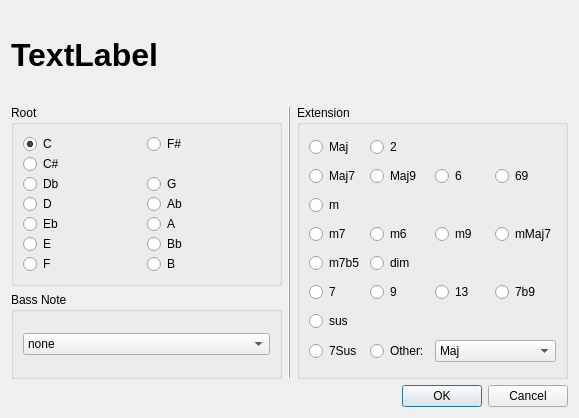
Before: the Qt Designer form mscore/mscore/chordedit.ui in musescore/musescore-old, drawn with Qt 5.
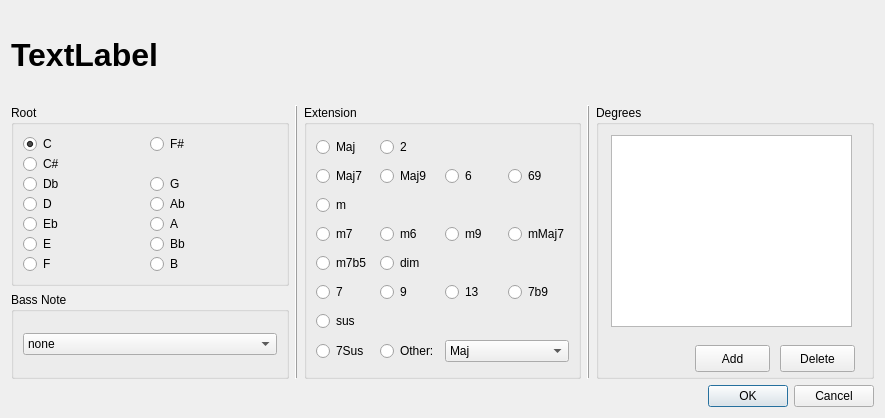
After: the same form once the commit is applied.

```diff
--- a/mscore/mscore/chordedit.ui
+++ b/mscore/mscore/chordedit.ui
@@ -5,7 +5,7 @@
    <rect>
     <x>0</x>
     <y>0</y>
-    <width>579</width>
+    <width>885</width>
     <height>418</height>
    </rect>
   </property>
@@ -965,6 +965,62 @@
      </layout>
     </widget>
    </item>
+   <item rowspan="2" row="1" column="3" >
+    <widget class="QFrame" name="frame_2" >
+     <property name="frameShape" >
+      <enum>QFrame::VLine</enum>
+     </property>
+     <property name="frameShadow" >
+      <enum>QFrame::Raised</enum>
+     </property>
+    </widget>
+   </item>
+   <item rowspan="2" row="1" column="4" >
+    <widget class="QGroupBox" name="groupBox" >
+     <property name="title" >
+      <string>Degrees</string>
+     </property>
+     <property name="flat" >
+      <bool>true</bool>
+     </property>
+     <widget class="QPushButton" name="addButton" >
+      <property name="geometry" >
+       <rect>
+        <x>99</x>
+        <y>240</y>
+        <width>75</width>
+        <height>27</height>
+       </rect>
+      </property>
+      <property name="text" >
+       <string>Add</string>
+      </property>
+     </widget>
+     <widget class="QPushButton" name="deleteButton" >
+      <property name="geometry" >
+       <rect>
+        <x>184</x>
+        <y>240</y>
+        <width>75</width>
+        <height>27</height>
+       </rect>
+      </property>
+      <property name="text" >
+       <string>Delete</string>
+      </property>
+     </widget>
+     <widget class="QTableView" name="degreeTable" >
+      <property name="geometry" >
+       <rect>
+        <x>15</x>
+        <y>30</y>
+        <width>241</width>
+        <height>192</height>
+       </rect>
+      </property>
+     </widget>
+    </widget>
+   </item>
    <item row="2" column="0" >
     <widget class="QGroupBox" name="groupBox_3" >
      <property name="title" >
@@ -1046,7 +1102,7 @@
      </layout>
     </widget>
    </item>
-   <item row="3" column="0" colspan="3" >
+   <item row="3" column="2" colspan="3" >
     <widget class="QDialogButtonBox" name="buttonBox" >
      <property name="orientation" >
       <enum>Qt::Horizontal</enum>
```
Left out of the diff: 20 changed lines with no effect on the pictures.
